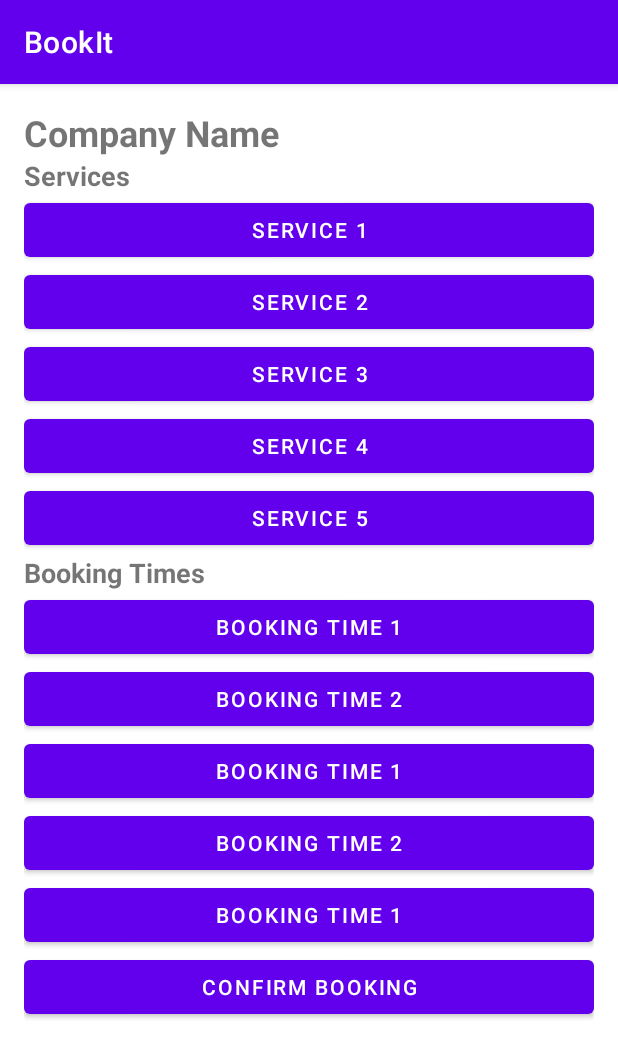
After one commit to Aquae/BookIt, an Android app: the BusinessProfile screen opened directly, with no data from a screen before it, on a phone screen of 412 x 824 dp. The commit adds this screen. Shown: the top 1058 px of the screen. Run offline under Robolectric (Android 15) with nearby library versions, the phone set to English and light mode, and no system bars.

Commit message:
Hopefully taking the right path for implementations now

```diff
--- a/app/build.gradle
+++ b/app/build.gradle
@@ -40,7 +40,7 @@ dependencies {
 
     implementation 'androidx.navigation:navigation-fragment:2.5.3'
     implementation 'androidx.navigation:navigation-ui:2.5.3'
-
+    implementation 'androidx.appcompat:appcompat:1.3.1'
     implementation 'androidx.appcompat:appcompat:1.6.1'
     implementation 'com.google.android.material:material:1.9.0'
     implementation 'androidx.constraintlayout:constraintlayout:2.1.4'
--- a/app/src/main/AndroidManifest.xml
+++ b/app/src/main/AndroidManifest.xml
@@ -32,6 +32,9 @@
         <activity
             android:name=".ServiceSignup"
             android:exported="true"></activity>
+        <activity
+        android:name=".BusinessProfile"
+        android:exported="true"></activity>
     </application>
 
 </manifest>
--- /dev/null
+++ b/app/src/main/java/com/example/bookit/BusinessProfile.java
@@ -0,0 +1,71 @@
+package com.example.bookit;
+import android.os.Bundle;
+import android.view.View;
+import android.widget.Button;
+import android.widget.TextView;
+
+import androidx.appcompat.app.AppCompatActivity;
+
+
+public class BusinessProfile extends AppCompatActivity {
+
+    private TextView serviceDescription;
+    private Button confirmBookingButton;
+    private Button selectedServiceButton;
+    private Button selectedBookingTimeButton;
+
+    @Override
+    protected void onCreate(Bundle savedInstanceState) {
+        super.onCreate(savedInstanceState);
+        setContentView(R.layout.activity_business_profile);
+
+        serviceDescription = findViewById(R.id.service_description_1);
+        confirmBookingButton = findViewById(R.id.confirm_booking_button);
+
+        Button serviceButton1 = findViewById(R.id.service_button_1);
+        serviceButton1.setOnClickListener(new View.OnClickListener() {
+            @Override
+            public void onClick(View v) {
+                if (serviceDescription.getVisibility() == View.VISIBLE) {
+                    serviceDescription.setVisibility(View.GONE);
+                    selectedServiceButton = null;
+                } else {
+                    serviceDescription.setVisibility(View.VISIBLE);
+                    selectedServiceButton = serviceButton1;
+                }
+            }
+        });
+
+        Button bookingTime1 = findViewById(R.id.booking_time_1);
+        bookingTime1.setOnClickListener(new View.OnClickListener() {
+            @Override
+            public void onClick(View v) {
+                highlightBookingTimeButton(bookingTime1);
+
+                // Perform booking operations
+                // Add your booking logic here
+            }
+        });
+
+        confirmBookingButton.setOnClickListener(new View.OnClickListener() {
+            @Override
+            public void onClick(View v) {
+                if (selectedServiceButton == null || selectedBookingTimeButton == null) {
+                    // Display a message to select a service and booking time first
+                    // You can use a Toast or any other UI element to show the message
+                    return;
+                }
+
+                // Perform confirm booking operations
+                // Add your confirm booking logic here
+            }
+        });
+    }
+
+    private void highlightBookingTimeButton(Button button) {
+        if (selectedBookingTimeButton != null) {
+            selectedBookingTimeButton.setBackgroundResource(android.R.drawable.btn_default);
+        }
+
+    }
+}
--- /dev/null
+++ b/app/src/main/java/com/example/bookit/DisplayBusiness.java
@@ -0,0 +1,4 @@
+package com.example.bookit;
+
+public class DisplayBusiness {
+}
--- /dev/null
+++ b/app/src/main/res/layout/activity_business_profile.xml
@@ -0,0 +1,155 @@
+<?xml version="1.0" encoding="utf-8"?>
+<ScrollView xmlns:android="http://schemas.android.com/apk/res/android"
+    android:layout_width="match_parent"
+    android:layout_height="match_parent">
+
+    <LinearLayout
+        android:layout_width="match_parent"
+        android:layout_height="wrap_content"
+        android:orientation="vertical"
+        android:padding="16dp">
+
+        <TextView
+            android:id="@+id/company_name"
+            android:layout_width="match_parent"
+            android:layout_height="wrap_content"
+            android:text="Company Name"
+            android:textSize="24sp"
+            android:textStyle="bold" />
+
+        <TextView
+            android:id="@+id/services_heading"
+            android:layout_width="match_parent"
+            android:layout_height="wrap_content"
+            android:text="Services"
+            android:textSize="18sp"
+            android:textStyle="bold" />
+
+        <LinearLayout
+            android:id="@+id/services_layout"
+            android:layout_width="match_parent"
+            android:layout_height="wrap_content"
+            android:orientation="vertical">
+
+            <Button
+                android:id="@+id/service_button_1"
+                android:layout_width="match_parent"
+                android:layout_height="wrap_content"
+                android:text="Service 1" />
+
+            <TextView
+                android:id="@+id/service_description_1"
+                android:layout_width="match_parent"
+                android:layout_height="wrap_content"
+                android:text="Description of Service 1"
+                android:visibility="gone" />
+
+            <Button
+                android:id="@+id/service_button_2"
+                android:layout_width="match_parent"
+                android:layout_height="wrap_content"
+                android:text="Service 2" />
+
+            <TextView
+                android:id="@+id/service_description_2"
+                android:layout_width="match_parent"
+                android:layout_height="wrap_content"
+                android:text="Description of Service 2"
+                android:visibility="gone" />
+
+            <Button
+                android:id="@+id/service_button_3"
+                android:layout_width="match_parent"
+                android:layout_height="wrap_content"
+                android:text="Service 3" />
+
+            <TextView
+                android:id="@+id/service_description_3"
+                android:layout_width="match_parent"
+                android:layout_height="wrap_content"
+                android:text="Description of Service 3"
+                android:visibility="gone" />
+
+            <Button
+                android:id="@+id/service_button_4"
+                android:layout_width="match_parent"
+                android:layout_height="wrap_content"
+                android:text="Service 4" />
+
+            <TextView
+                android:id="@+id/service_description_4"
+                android:layout_width="match_parent"
+                android:layout_height="wrap_content"
+                android:text="Description of Service 4"
+                android:visibility="gone" />
+
+            <Button
+                android:id="@+id/service_button_5"
+                android:layout_width="match_parent"
+                android:layout_height="wrap_content"
+                android:text="Service 5" />
+
+            <TextView
+                android:id="@+id/service_description_5"
+                android:layout_width="match_parent"
+                android:layout_height="wrap_content"
+                android:text="Description of Service 5"
+                android:visibility="gone" />
+
+        </LinearLayout>
+
+        <TextView
+            android:id="@+id/booking_times_heading"
+            android:layout_width="match_parent"
+            android:layout_height="wrap_content"
+            android:text="Booking Times"
+            android:textSize="18sp"
+            android:textStyle="bold" />
+
+        <LinearLayout
+            android:id="@+id/booking_times_layout"
+            android:layout_width="match_parent"
+            android:layout_height="wrap_content"
+            android:orientation="vertical">
+
+            <Button
+                android:id="@+id/booking_time_1"
+                android:layout_width="match_parent"
+                android:layout_height="wrap_content"
+                android:text="Booking Time 1" />
+
+            <Button
+                android:id="@+id/booking_time_2"
+                android:layout_width="match_parent"
+                android:layout_height="wrap_content"
+                android:text="Booking Time 2" />
+
+            <Button
+                android:id="@+id/booking_time_3"
+                android:layout_width="match_parent"
+                android:layout_height="wrap_content"
+                android:text="Booking Time 1" />
+
+            <Button
+                android:id="@+id/booking_time_4"
+                android:layout_width="match_parent"
+                android:layout_height="wrap_content"
+                android:text="Booking Time 2" />
+
+            <Button
+                android:id="@+id/booking_time_5"
+                android:layout_width="match_parent"
+                android:layout_height="wrap_content"
+                android:text="Booking Time 1" />
+
+
+        </LinearLayout>
+
+        <Button
+            android:id="@+id/confirm_booking_button"
+            android:layout_width="match_parent"
+            android:layout_height="wrap_content"
+            android:text="Confirm Booking" />
+
+    </LinearLayout>
+</ScrollView>
```
Also changed, not shown: app/src/main/java/com/example/bookit/Business.java (+11 -1 lines), app/src/main/java/com/example/bookit/BusinessSignup.java (+33 -9 lines), app/src/main/java/com/example/bookit/Service.java (added, +63 -0 lines), app/src/main/java/com/example/bookit/ServiceSignup.java (+32 -1 lines), app/src/main/res/layout/activity_displaybusiness.xml (added, +29 -0 lines), app/src/main/res/layout/activity_service_selection.xml (+60 -45 lines), app/src/main/res/layout/businesssignup_activity.xml (+13 -2 lines), app/src/main/res/values/strings.xml (+7 -0 lines).
